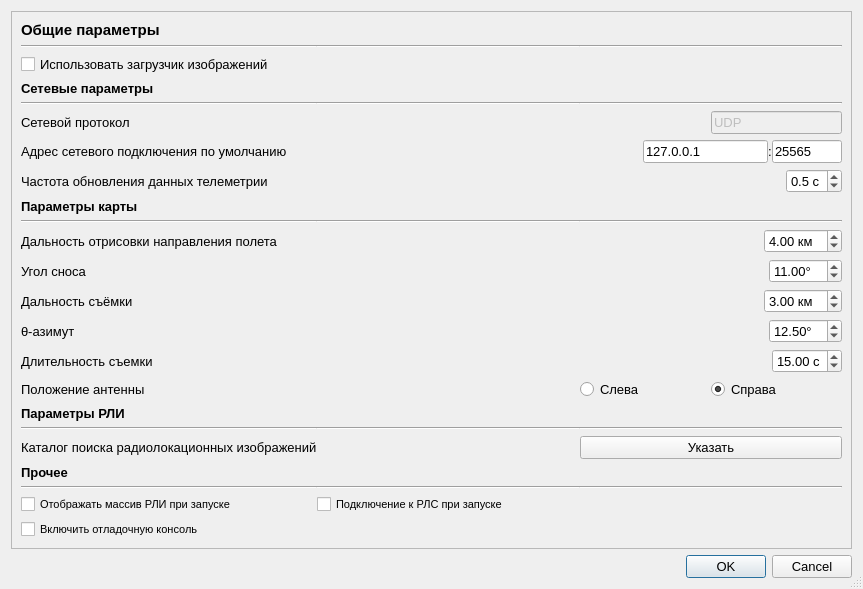
First picture: the form in config/settingsdialog.ui, repository whs31/quasar-software, before the edit.
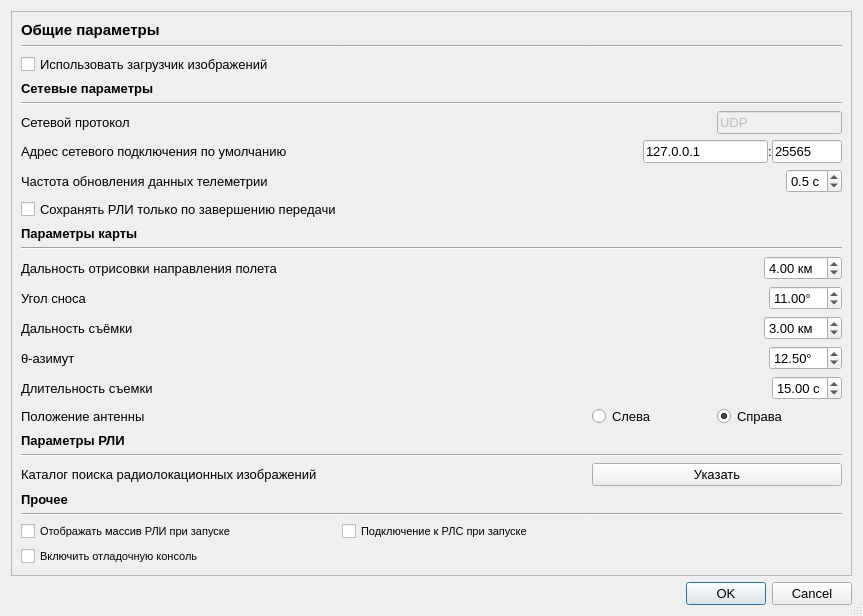
Second picture: the form after the edit.

```diff
--- a/config/settingsdialog.ui
+++ b/config/settingsdialog.ui
@@ -50,14 +50,14 @@
       <property name="horizontalSpacing">
        <number>0</number>
       </property>
-      <item row="17" column="1">
+      <item row="18" column="1">
        <widget class="Line" name="line_8">
         <property name="orientation">
          <enum>Qt::Horizontal</enum>
         </property>
        </widget>
       </item>
-      <item row="16" column="0">
+      <item row="17" column="0">
        <widget class="QLabel" name="label_14">
         <property name="font">
          <font>
@@ -85,14 +85,14 @@
         </property>
        </widget>
       </item>
-      <item row="20" column="0">
+      <item row="22" column="0">
        <widget class="Line" name="line_10">
         <property name="orientation">
          <enum>Qt::Horizontal</enum>
         </property>
        </widget>
       </item>
-      <item row="9" column="0">
+      <item row="10" column="0">
        <widget class="Line" name="line_4">
         <property name="orientation">
          <enum>Qt::Horizontal</enum>
@@ -120,7 +120,7 @@
         </property>
        </widget>
       </item>
-      <item row="13" column="0">
+      <item row="14" column="0">
        <widget class="QLabel" name="label_10">
         <property name="font">
          <font>
@@ -134,7 +134,7 @@
         </property>
        </widget>
       </item>
-      <item row="11" column="0">
+      <item row="12" column="0">
        <widget class="QLabel" name="label_5">
         <property name="font">
          <font>
@@ -148,7 +148,7 @@
         </property>
        </widget>
       </item>
-      <item row="14" column="2">
+      <item row="15" column="2">
        <layout class="QHBoxLayout" name="horizontalLayout_10">
         <item>
          <spacer name="horizontalSpacer_8">
@@ -178,7 +178,7 @@
         </item>
        </layout>
       </item>
-      <item row="10" column="0">
+      <item row="11" column="0">
        <widget class="QLabel" name="label_4">
         <property name="font">
          <font>
@@ -192,7 +192,7 @@
         </property>
        </widget>
       </item>
-      <item row="12" column="0">
+      <item row="13" column="0">
        <widget class="QLabel" name="label_9">
         <property name="font">
          <font>
@@ -206,6 +206,13 @@
         </property>
        </widget>
       </item>
+      <item row="2" column="0">
+       <widget class="QCheckBox" name="i_useLoader">
+        <property name="text">
+         <string>Использовать загрузчик изображений</string>
+        </property>
+       </widget>
+      </item>
       <item row="6" column="2">
        <layout class="QHBoxLayout" name="horizontalLayout_3">
         <item>
@@ -313,7 +320,7 @@
         </item>
        </layout>
       </item>
-      <item row="18" column="0">
+      <item row="19" column="0">
        <widget class="QLabel" name="label_11">
         <property name="font">
          <font>
@@ -327,7 +334,7 @@
         </property>
        </widget>
       </item>
-      <item row="17" column="0">
+      <item row="18" column="0">
        <widget class="Line" name="line_7">
         <property name="orientation">
          <enum>Qt::Horizontal</enum>
@@ -341,14 +348,14 @@
         </property>
        </widget>
       </item>
-      <item row="20" column="2">
+      <item row="22" column="2">
        <widget class="Line" name="line_12">
         <property name="orientation">
          <enum>Qt::Horizontal</enum>
         </property>
        </widget>
       </item>
-      <item row="13" column="2">
+      <item row="14" column="2">
        <layout class="QHBoxLayout" name="horizontalLayout_8">
         <item>
          <spacer name="horizontalSpacer_7">
@@ -385,14 +392,14 @@
         </property>
        </widget>
       </item>
-      <item row="20" column="1">
+      <item row="22" column="1">
        <widget class="Line" name="line_11">
         <property name="orientation">
          <enum>Qt::Horizontal</enum>
         </property>
        </widget>
       </item>
-      <item row="15" column="2">
+      <item row="16" column="2">
        <layout class="QHBoxLayout" name="horizontalLayout_9">
         <item>
          <widget class="QRadioButton" name="i_antennaLeftB">
@@ -413,7 +420,7 @@
         </item>
        </layout>
       </item>
-      <item row="15" column="0">
+      <item row="16" column="0">
        <widget class="QLabel" name="label_12">
         <property name="font">
          <font>
@@ -434,7 +441,7 @@
         </property>
        </widget>
       </item>
-      <item row="22" column="1">
+      <item row="24" column="1">
        <widget class="QCheckBox" name="i_connectOnStart">
         <property name="font">
          <font>
@@ -467,14 +474,14 @@
         </property>
        </widget>
       </item>
-      <item row="9" column="1">
+      <item row="10" column="1">
        <widget class="Line" name="line_5">
         <property name="orientation">
          <enum>Qt::Horizontal</enum>
         </property>
        </widget>
       </item>
-      <item row="12" column="2">
+      <item row="13" column="2">
        <layout class="QHBoxLayout" name="horizontalLayout_7">
         <item>
          <spacer name="horizontalSpacer_6">
@@ -554,7 +561,7 @@
         </property>
        </widget>
       </item>
-      <item row="19" column="0">
+      <item row="21" column="0">
        <widget class="QLabel" name="label_15">
         <property name="font">
          <font>
@@ -568,14 +575,14 @@
         </property>
        </widget>
       </item>
-      <item row="14" column="0">
+      <item row="15" column="0">
        <widget class="QLabel" name="label_6">
         <property name="text">
          <string>Длительность съемки</string>
         </property>
        </widget>
       </item>
-      <item row="18" column="2">
+      <item row="19" column="2">
        <widget class="QPushButton" name="pushButton">
         <property name="text">
          <string>Указать</string>
@@ -596,7 +603,7 @@
         </property>
        </widget>
       </item>
-      <item row="17" column="2">
+      <item row="18" column="2">
        <widget class="Line" name="line_9">
         <property name="orientation">
          <enum>Qt::Horizontal</enum>
@@ -610,7 +617,7 @@
         </property>
        </widget>
       </item>
-      <item row="8" column="0">
+      <item row="9" column="0">
        <widget class="QLabel" name="label_13">
         <property name="font">
          <font>
@@ -624,7 +631,7 @@
         </property>
        </widget>
       </item>
-      <item row="23" column="0">
+      <item row="25" column="0">
        <widget class="QCheckBox" name="i_debugConsole">
         <property name="font">
          <font>
@@ -649,14 +656,14 @@
         </property>
        </spacer>
       </item>
-      <item row="9" column="2">
+      <item row="10" column="2">
        <widget class="Line" name="line_6">
         <property name="orientation">
          <enum>Qt::Horizontal</enum>
         </property>
        </widget>
       </item>
-      <item row="11" column="2">
+      <item row="12" column="2">
        <layout class="QHBoxLayout" name="horizontalLayout_6">
         <item>
          <spacer name="horizontalSpacer_5">
@@ -686,7 +693,7 @@
         </item>
        </layout>
       </item>
-      <item row="10" column="2">
+      <item row="11" column="2">
        <layout class="QHBoxLayout" name="horizontalLayout_5">
         <item>
          <spacer name="horizontalSpacer_4">
@@ -722,7 +729,7 @@
         </item>
        </layout>
       </item>
-      <item row="22" column="0">
+      <item row="24" column="0">
        <widget class="QCheckBox" name="i_showImages">
         <property name="font">
          <font>
@@ -734,10 +741,10 @@
         </property>
        </widget>
       </item>
-      <item row="2" column="0">
-       <widget class="QCheckBox" name="i_useLoader">
+      <item row="8" column="0">
+       <widget class="QCheckBox" name="i_saveOnlyAtEnd">
         <property name="text">
-         <string>Использовать загрузчик изображений</string>
+         <string>Сохранять РЛИ только по завершению передачи</string>
         </property>
        </widget>
       </item>
```
